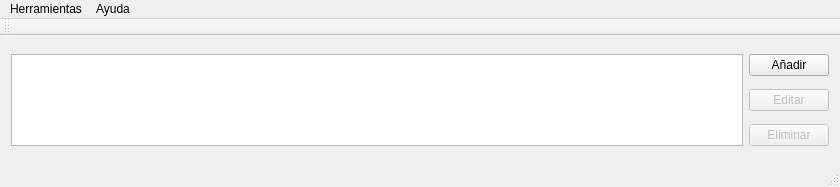
Qt form mainwindow.ui (emepetres/Six-of-Spades) before a commit.
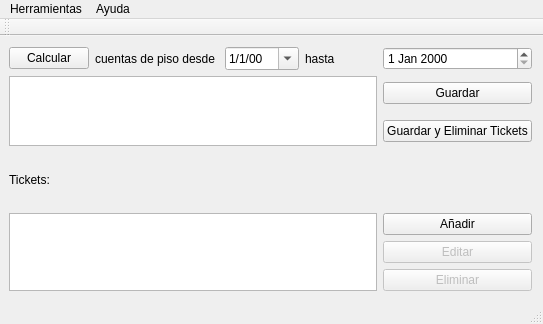
The same form after that commit.

Commit message: Added bill buttons. Resolved a bug related with the amount (it was integer)

```diff
--- a/mainwindow.ui
+++ b/mainwindow.ui
@@ -6,16 +6,22 @@
    <rect>
     <x>0</x>
     <y>0</y>
-    <width>840</width>
-    <height>187</height>
+    <width>543</width>
+    <height>324</height>
    </rect>
   </property>
   <property name="windowTitle">
    <string>MainWindow</string>
   </property>
   <widget class="QWidget" name="centralWidget">
-   <layout class="QGridLayout" name="gridLayout">
-    <item row="0" column="0" rowspan="3">
+   <layout class="QGridLayout" name="gridLayout" rowstretch="0,0,0,0,0,0,0,0">
+    <property name="leftMargin">
+     <number>9</number>
+    </property>
+    <property name="horizontalSpacing">
+     <number>6</number>
+    </property>
+    <item row="5" column="0" rowspan="3" colspan="4">
      <widget class="QTableView" name="ticketsTable">
       <property name="alternatingRowColors">
        <bool>true</bool>
@@ -28,24 +34,41 @@
       </property>
      </widget>
     </item>
-    <item row="0" column="1">
+    <item row="4" column="0">
+     <widget class="QLabel" name="label">
+      <property name="text">
+       <string>Tickets:</string>
+      </property>
+     </widget>
+    </item>
+    <item row="0" column="3">
+     <widget class="QLabel" name="label_3">
+      <property name="text">
+       <string>hasta</string>
+      </property>
+     </widget>
+    </item>
+    <item row="0" column="2">
+     <widget class="QDateEdit" name="startTicketDate">
+      <property name="displayFormat">
+       <string>d/M/yy</string>
+      </property>
+      <property name="calendarPopup">
+       <bool>true</bool>
+      </property>
+     </widget>
+    </item>
+    <item row="0" column="4">
+     <widget class="QDateEdit" name="endTicketDate"/>
+    </item>
+    <item row="5" column="4">
      <widget class="QPushButton" name="pushButton">
       <property name="text">
        <string>Añadir</string>
       </property>
      </widget>
     </item>
-    <item row="2" column="1">
-     <widget class="QPushButton" name="remove_Button">
-      <property name="enabled">
-       <bool>false</bool>
-      </property>
-      <property name="text">
-       <string>Eliminar</string>
-      </property>
-     </widget>
-    </item>
-    <item row="1" column="1">
+    <item row="6" column="4">
      <widget class="QPushButton" name="edit_Button">
       <property name="enabled">
        <bool>false</bool>
@@ -55,6 +78,47 @@
       </property>
      </widget>
     </item>
+    <item row="7" column="4">
+     <widget class="QPushButton" name="remove_Button">
+      <property name="enabled">
+       <bool>false</bool>
+      </property>
+      <property name="text">
+       <string>Eliminar</string>
+      </property>
+     </widget>
+    </item>
+    <item row="0" column="1">
+     <widget class="QLabel" name="label_2">
+      <property name="text">
+       <string>cuentas de piso desde </string>
+      </property>
+     </widget>
+    </item>
+    <item row="0" column="0">
+     <widget class="QPushButton" name="calculateButton">
+      <property name="text">
+       <string>Calcular</string>
+      </property>
+     </widget>
+    </item>
+    <item row="1" column="0" rowspan="2" colspan="4">
+     <widget class="QColumnView" name="columnView"/>
+    </item>
+    <item row="1" column="4">
+     <widget class="QPushButton" name="pushButton_3">
+      <property name="text">
+       <string>Guardar</string>
+      </property>
+     </widget>
+    </item>
+    <item row="2" column="4">
+     <widget class="QPushButton" name="pushButton_4">
+      <property name="text">
+       <string>Guardar y Eliminar Tickets</string>
+      </property>
+     </widget>
+    </item>
    </layout>
   </widget>
   <widget class="QMenuBar" name="menuBar">
@@ -62,7 +126,7 @@
     <rect>
      <x>0</x>
      <y>0</y>
-     <width>840</width>
+     <width>543</width>
      <height>26</height>
     </rect>
    </property>
```
The commit also changes 1 other file.
